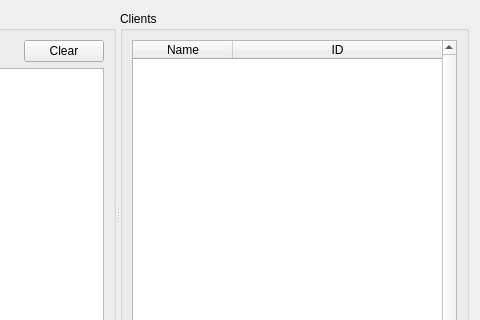
Above: UI/buzzpage.ui from xloem/spot-on-svn before the change; both pictures show x 244 to 724 and y 0 to 320 of the 724 by 624 pixel window. Below: the same form after it.
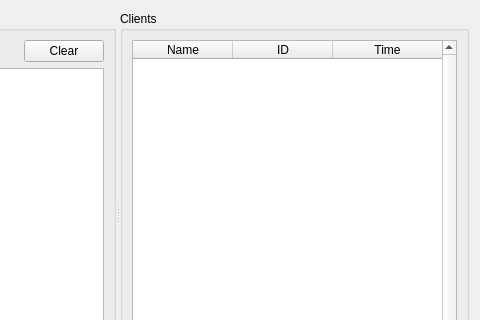
That is the form after the change. Custom widgets are drawn as their Qt base class.

Diff of the .ui file:
```diff
--- a/UI/buzzpage.ui
+++ b/UI/buzzpage.ui
@@ -89,6 +89,11 @@
            <string>ID</string>
           </property>
          </column>
+         <column>
+          <property name="text">
+           <string>Time</string>
+          </property>
+         </column>
         </widget>
        </item>
       </layout>
```
